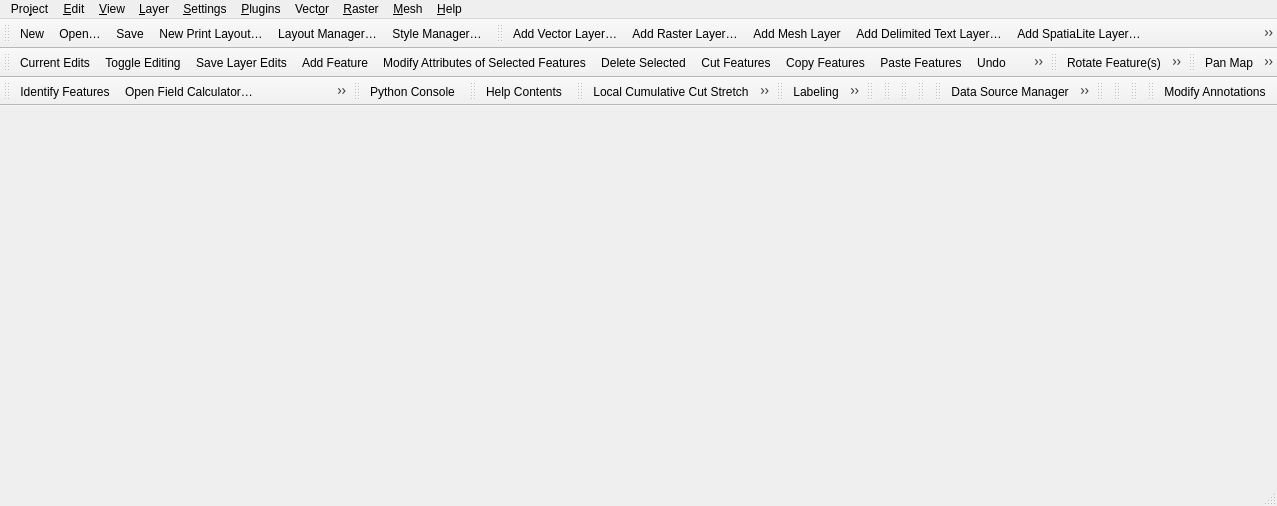
This is src/ui/qgisapp.ui in qgis/QGIS as Qt 5 draws it before an edit. The edited form follows.
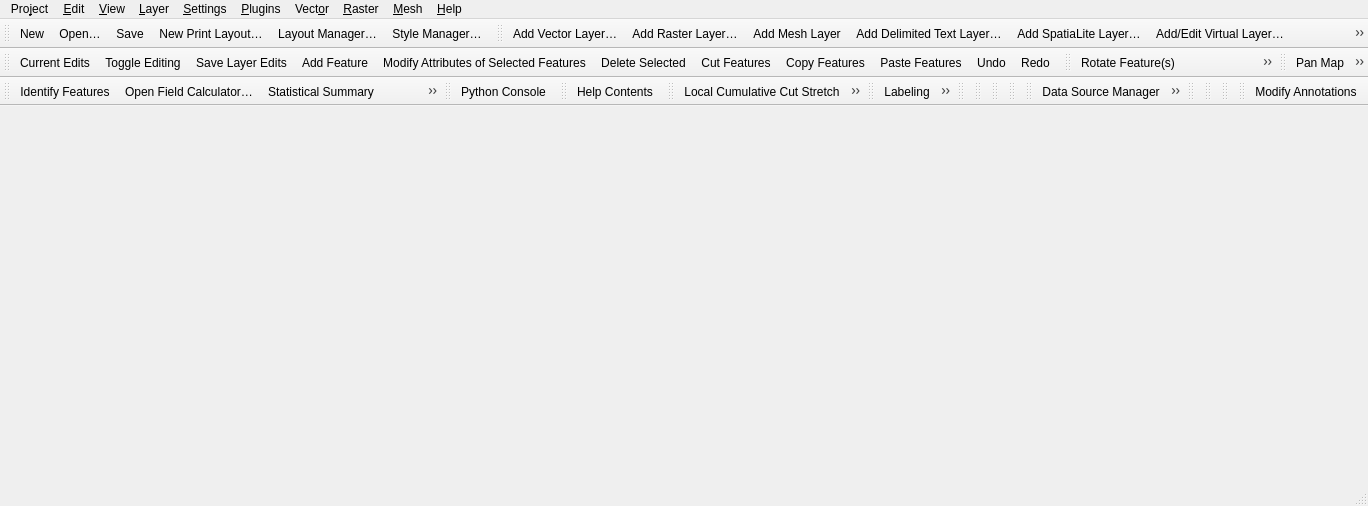
This is the edited form. Icons and pictures are not drawn.

Diff of the .ui file:
```diff
--- a/src/ui/qgisapp.ui
+++ b/src/ui/qgisapp.ui
@@ -6,7 +6,7 @@
    <rect>
     <x>0</x>
     <y>0</y>
-    <width>1277</width>
+    <width>1368</width>
     <height>506</height>
    </rect>
   </property>
@@ -16,8 +16,8 @@
     <rect>
      <x>0</x>
      <y>0</y>
-     <width>1277</width>
-     <height>20</height>
+     <width>1368</width>
+     <height>27</height>
     </rect>
    </property>
    <property name="toolTip">
```
Left out of the diff: 22 changed lines with no effect on the pictures.
